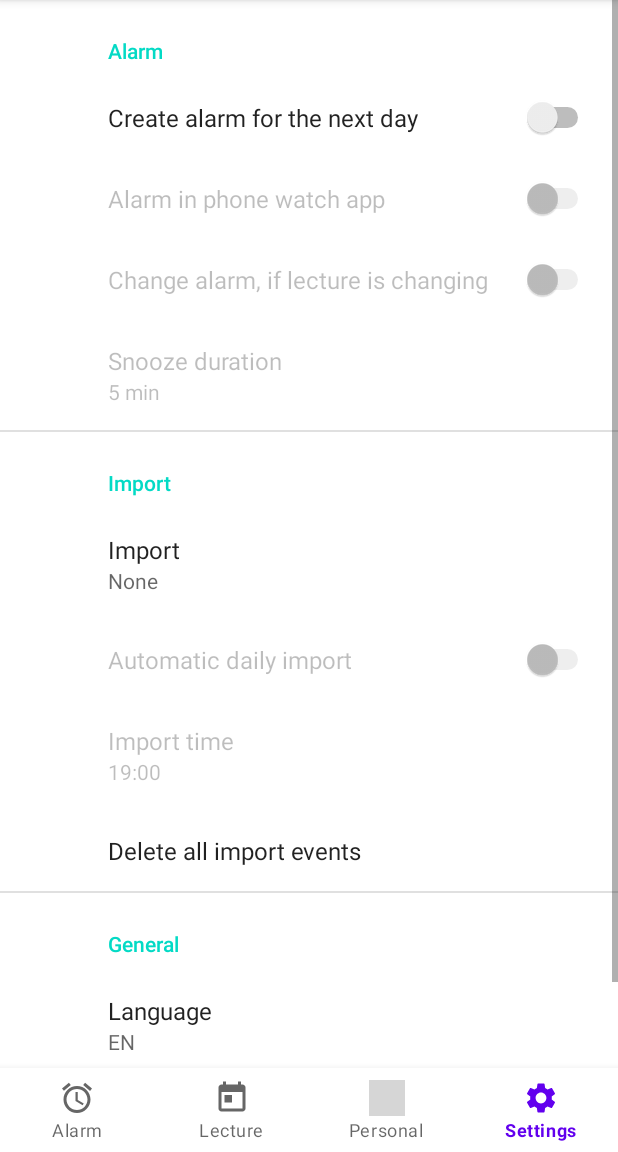
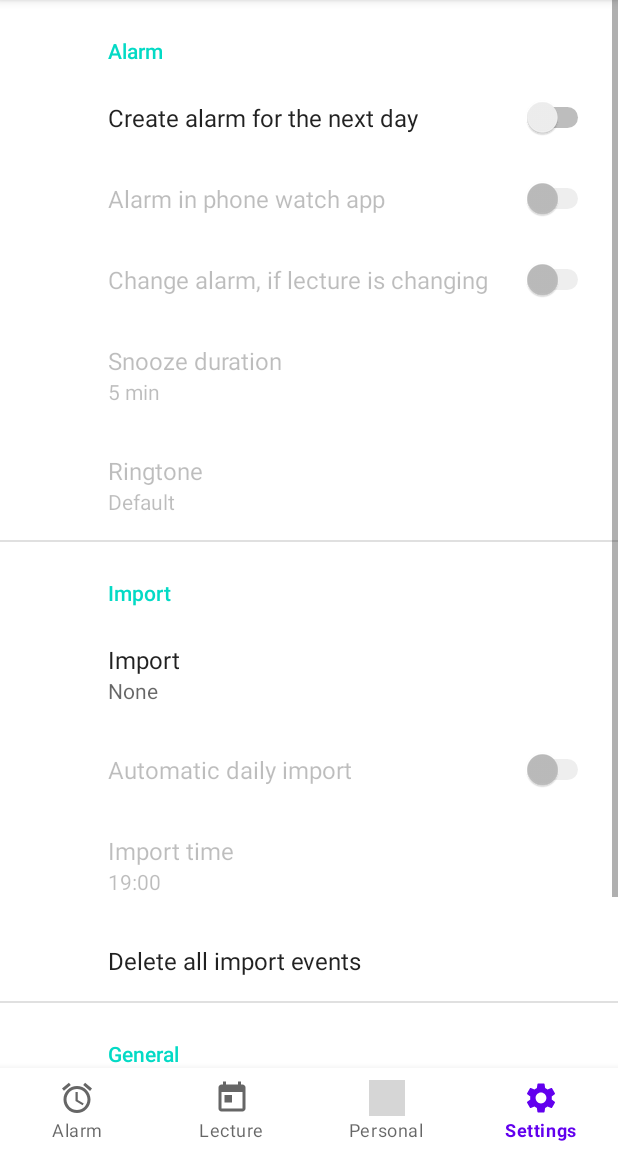
Before and after one commit to Gnuhry/student-alarm, an Android app: the screen it shows after launch (MainActivity), item 4 of the bottom bar chosen, on a phone screen of 412 x 824 dp, the part 84-1236 px from its top. Run offline under Robolectric (Android 15) with nearby library versions, the phone set to English and light mode, and no system bars; our stand-ins replace androidx.preference; grey boxes are pictures that could not be loaded.

Commit message:
[#30] Add ringtone settings and code cleaning

```diff
--- a/app/src/main/java/com/example/studentalarm/AlarmManager.java
+++ b/app/src/main/java/com/example/studentalarm/AlarmManager.java
@@ -42,7 +42,8 @@ public class AlarmManager {
 
     /**
      * Set the alarm at date
-     * @param date date where the alarm should trigger
+     *
+     * @param date    date where the alarm should trigger
      * @param context context of the application
      */
     private static void SetAlarm(Date date, Context context) {
--- a/app/src/main/java/com/example/studentalarm/Fragments/AlarmFragment.java
+++ b/app/src/main/java/com/example/studentalarm/Fragments/AlarmFragment.java
@@ -38,11 +38,11 @@ public class AlarmFragment extends Fragment {
                              Bundle savedInstanceState) {
         View view = inflater.inflate(R.layout.fragment_alarm, container, false);
         if (getContext() == null) return view;
-        if(!NotificationManagerCompat.from(getContext()).areNotificationsEnabled()){
+        if (!NotificationManagerCompat.from(getContext()).areNotificationsEnabled()) {
             new MaterialAlertDialogBuilder(getContext())
                     .setTitle(R.string.notification_permission_missing)
                     .setMessage(R.string.notification_permission_are_missing_without_them_the_alarm_will_not_work_properly)
-                    .setPositiveButton(R.string.ok,null)
+                    .setPositiveButton(R.string.ok, null)
                     .setCancelable(true)
                     .show();
         }
--- a/app/src/main/java/com/example/studentalarm/Fragments/LectureFragment.java
+++ b/app/src/main/java/com/example/studentalarm/Fragments/LectureFragment.java
@@ -35,7 +35,7 @@ public class LectureFragment extends Fragment {
         weekview.setTimeFormatter(hour -> {
             if (hour < 10)
                 return "0" + hour + " h";
-            return "" + hour + " h";
+            return hour + " h";
         });
         weekview.setDateFormatter(date -> new SimpleDateFormat("EEE dd.MM", getResources().getConfiguration().locale).format(date.getTime()));
         if (getContext() != null)
@@ -57,8 +57,8 @@ public class LectureFragment extends Fragment {
         @Override
         public void onEventClick(Lecture_Schedule.Lecture data) {
             super.onEventClick(data);
-            if(getActivity()!=null)
-            new EventDialogFragment(data).show(getActivity().getSupportFragmentManager(), "dialog");
+            if (getActivity() != null)
+                new EventDialogFragment(data).show(getActivity().getSupportFragmentManager(), "dialog");
         }
 
     }
--- a/app/src/main/java/com/example/studentalarm/Fragments/SettingsFragment.java
+++ b/app/src/main/java/com/example/studentalarm/Fragments/SettingsFragment.java
@@ -34,12 +34,12 @@ public class SettingsFragment extends PreferenceFragmentCompat {
     SwitchPreference alarm_on, alarm_phone, alarm_change, auto_import;
     Preference import_, import_delete_all, reset;
     EditTextPreference snooze, import_time;
-    ListPreference language;
+    ListPreference language, ringtone;
 
     @Override
     public void onCreatePreferences(Bundle savedInstanceState, String rootKey) {
         setPreferencesFromResource(R.xml.root_preferences, rootKey);
-        boolean bool = getPreferenceManager().getSharedPreferences().getBoolean(PreferenceKeys.ALARM_ON, false);
+        boolean bool = getPreferenceManager().getSharedPreferences().getBoolean(PreferenceKeys.ALARM_ON, false), bool2 = bool && !getPreferenceManager().getSharedPreferences().getBoolean(PreferenceKeys.ALARM_PHONE, false);
 
         //---------------Init----------------------------------
         alarm_on = findPreference(PreferenceKeys.ALARM_ON);
@@ -52,27 +52,38 @@ public class SettingsFragment extends PreferenceFragmentCompat {
         import_time = findPreference(PreferenceKeys.IMPORT_TIME);
         language = findPreference(PreferenceKeys.LANGUAGE);
         reset = findPreference("RESET");
+        ringtone = findPreference(PreferenceKeys.RINGTONE);
 
-        if (alarm_on == null || alarm_phone == null || alarm_change == null || auto_import == null || import_ == null || import_delete_all == null || snooze == null || import_time == null || reset == null)
+        if (alarm_on == null || alarm_phone == null || alarm_change == null || auto_import == null || import_ == null || import_delete_all == null || snooze == null || import_time == null || reset == null || ringtone == null)
             return;
 
         alarm_on.setOnPreferenceChangeListener((preference, newValue) -> {
-            alarm_phone.setEnabled((Boolean) newValue);
-            alarm_change.setEnabled((Boolean) newValue);
-            snooze.setEnabled((Boolean) newValue);
-            getPreferenceManager().getSharedPreferences().edit().putBoolean(PreferenceKeys.ALARM_ON, (Boolean) newValue).apply();
+
             if ((Boolean) newValue) {
                 if (getContext() != null && Lecture_Schedule.Load(getContext()).getAllLecture().size() == 0) {
                     Toast.makeText(getContext(), R.string.missing_events, Toast.LENGTH_SHORT).show();
                     return false;
                 }
+                getPreferenceManager().getSharedPreferences().edit().putBoolean(PreferenceKeys.ALARM_ON, (Boolean) newValue).apply();
                 AlarmManager.SetNextAlarm(getContext());
-            } else AlarmManager.CancelNextAlarm(getContext());
+            } else {
+                getPreferenceManager().getSharedPreferences().edit().putBoolean(PreferenceKeys.ALARM_ON, (Boolean) newValue).apply();
+                AlarmManager.CancelNextAlarm(getContext());
+            }
+            boolean bool3 = (Boolean) newValue;
+            alarm_phone.setEnabled(bool3);
+            bool3 &= !getPreferenceManager().getSharedPreferences().getBoolean(PreferenceKeys.ALARM_PHONE, false);
+            alarm_change.setEnabled(bool3);
+            snooze.setEnabled(bool3);
+            ringtone.setEnabled(bool3);
             return true;
         });
 
         alarm_phone.setEnabled(bool);
         alarm_phone.setOnPreferenceChangeListener((preference, newValue) -> {
+            alarm_change.setEnabled(!(Boolean) newValue);
+            snooze.setEnabled(!(Boolean) newValue);
+            ringtone.setEnabled(!(Boolean) newValue);
             if (getContext() == null) return false;
             if ((Boolean) newValue)
                 new MaterialAlertDialogBuilder(getContext())
@@ -93,12 +104,13 @@ public class SettingsFragment extends PreferenceFragmentCompat {
             }
             return false;
         });
-        alarm_change.setEnabled(bool);
+        alarm_change.setEnabled(bool2);
 
-        snooze.setEnabled(bool);
+        snooze.setEnabled(bool2);
         snooze.setOnBindEditTextListener(editText -> editText.setInputType(InputType.TYPE_CLASS_NUMBER));
-        snooze.setSummaryProvider(preference -> getString(R.string._min, preference.getSharedPreferences().getString(PreferenceKeys.SNOOZE, "5")));
+        snooze.setSummaryProvider(preference -> getString(R.string._min, preference.getSharedPreferences().getString(PreferenceKeys.SNOOZE, PreferenceKeys.DEFAULT_SNOOZE)));
 
+        ringtone.setEnabled(bool2);
 
         import_.setSummaryProvider(preference -> {
             SharedPreferences preferences = getPreferenceManager().getSharedPreferences();
@@ -127,7 +139,7 @@ public class SettingsFragment extends PreferenceFragmentCompat {
         });
 
         import_time.setEnabled(getPreferenceManager().getSharedPreferences().getBoolean(PreferenceKeys.AUTO_IMPORT, false));
-        import_time.setSummaryProvider(preference -> getString(R.string._time, preference.getSharedPreferences().getString(PreferenceKeys.IMPORT_TIME, "19:00")));
+        import_time.setSummaryProvider(preference -> getString(R.string._time, preference.getSharedPreferences().getString(PreferenceKeys.IMPORT_TIME, PreferenceKeys.DEFAULT_IMPORT_TIME)));
         import_time.setOnBindEditTextListener(editText -> {
             editText.setInputType(InputType.TYPE_CLASS_DATETIME);
             editText.setHint(R.string.hh_mm);
@@ -163,18 +175,7 @@ public class SettingsFragment extends PreferenceFragmentCompat {
         });
 
         language.setOnPreferenceChangeListener((preference, newValue) -> {
-            Resources resources = getResources();
-            DisplayMetrics dm = resources.getDisplayMetrics();
-            Configuration config = resources.getConfiguration();
-            if (Build.VERSION.SDK_INT >= Build.VERSION_CODES.JELLY_BEAN_MR1) {
-                config.setLocale(new Locale(((String) newValue).toLowerCase()));
-            } else {
-                config.locale = new Locale(((String) newValue).toLowerCase());
-            }
-            resources.updateConfiguration(config, dm);
-            MainActivity.bottomNav.getMenu().clear();
-            MainActivity.bottomNav.inflateMenu(R.menu.bottom_nav_menu);
-            MainActivity.bottomNav.setSelectedItemId(R.id.setting);
+            ChangeLanguage((String) newValue);
             return true;
         });
 
@@ -184,8 +185,10 @@ public class SettingsFragment extends PreferenceFragmentCompat {
                     .setTitle(R.string.reset)
                     .setMessage(R.string.do_you_want_to_reset_this_application)
                     .setPositiveButton(R.string.yes, (dialogInterface, i) -> {
-                        PreferenceManager.getDefaultSharedPreferences(getContext()).edit().clear().apply();
+                        PreferenceKeys.Reset(getContext());
                         removeImportLecture();
+                        if (!PreferenceManager.getDefaultSharedPreferences(getContext()).getString(PreferenceKeys.LANGUAGE, PreferenceKeys.DEFAULT_LANGUAGE).equals(PreferenceKeys.DEFAULT_LANGUAGE))
+                            ChangeLanguage(PreferenceKeys.DEFAULT_LANGUAGE);
                         Reload();
                     })
                     .setNegativeButton(R.string.no, null)
@@ -195,6 +198,29 @@ public class SettingsFragment extends PreferenceFragmentCompat {
         });
     }
 
+    /**
+     * change the application language
+     *
+     * @param newValue new language code
+     */
+    private void ChangeLanguage(String newValue) {
+        Resources resources = getResources();
+        DisplayMetrics dm = resources.getDisplayMetrics();
+        Configuration config = resources.getConfiguration();
+        if (Build.VERSION.SDK_INT >= Build.VERSION_CODES.JELLY_BEAN_MR1) {
+            config.setLocale(new Locale(newValue.toLowerCase()));
+        } else {
+            config.locale = new Locale(newValue.toLowerCase());
+        }
+        resources.updateConfiguration(config, dm);
+        MainActivity.bottomNav.getMenu().clear();
+        MainActivity.bottomNav.inflateMenu(R.menu.bottom_nav_menu);
+        MainActivity.bottomNav.setSelectedItemId(R.id.setting);
+    }
+
+    /**
+     * remove all import lecture events
+     */
     private void removeImportLecture() {
         if (getContext() == null) return;
         Lecture_Schedule l = Lecture_Schedule.Load(getContext());
--- a/app/src/main/java/com/example/studentalarm/Import/ICS.java
+++ b/app/src/main/java/com/example/studentalarm/Import/ICS.java
@@ -185,7 +185,7 @@ public class ICS {
      * intern class to represent the timezone information
      */
     public static class vTimezone {
-        public  vTimezone(String[] strings) {
+        public vTimezone(String[] strings) {
 
         }
     }
--- a/app/src/main/java/com/example/studentalarm/Import/Import.java
+++ b/app/src/main/java/com/example/studentalarm/Import/Import.java
@@ -24,7 +24,7 @@ public class Import {
     public static void SetTimer(Context context) {
         Calendar calendar = Calendar.getInstance();
         calendar.setTimeInMillis(System.currentTimeMillis());
-        String[] time = PreferenceManager.getDefaultSharedPreferences(context).getString(PreferenceKeys.IMPORT_TIME, "19:00").split(":");
+        String[] time = PreferenceManager.getDefaultSharedPreferences(context).getString(PreferenceKeys.IMPORT_TIME, PreferenceKeys.DEFAULT_IMPORT_TIME).split(":");
         calendar.set(Calendar.HOUR_OF_DAY, Integer.parseInt(time[0]));
         calendar.set(Calendar.MINUTE, Integer.parseInt(time[1]));
 
--- a/app/src/main/java/com/example/studentalarm/Import/Lecture_Schedule.java
+++ b/app/src/main/java/com/example/studentalarm/Import/Lecture_Schedule.java
@@ -78,6 +78,7 @@ public class Lecture_Schedule implements Serializable {
 
     /**
      * get the first lecture at day of date
+     *
      * @param date day, where the lecture take place
      * @return first lecture of the day
      */
@@ -97,6 +98,7 @@ public class Lecture_Schedule implements Serializable {
 
     /**
      * get the next lecture after date
+     *
      * @param date date before the next lecture
      * @return next lecture
      */
@@ -214,7 +216,8 @@ public class Lecture_Schedule implements Serializable {
             WeekViewEvent.Style.Builder builder = new WeekViewEvent.Style.Builder();
             builder.setBackgroundColor(color);
 
-            if (start == null || end == null || name == null) return new WeekViewEvent.Builder<Lecture>().build();
+            if (start == null || end == null || name == null)
+                return new WeekViewEvent.Builder<Lecture>().build();
             Calendar startCal = new GregorianCalendar();
             startCal.setTime(this.start);
 
--- a/app/src/main/java/com/example/studentalarm/MainActivity.java
+++ b/app/src/main/java/com/example/studentalarm/MainActivity.java
@@ -35,10 +35,10 @@ public class MainActivity extends AppCompatActivity {
         this.registerReceiver(new NetworkReceiver(), new IntentFilter("android.net.wifi.WIFI_STATE_CHANGED"));
 
         bottomNav = findViewById(R.id.bottomNav);
-        String s = PreferenceManager.getDefaultSharedPreferences(this).getString(PreferenceKeys.LANGUAGE, null);
-        if (s == null)
-            PreferenceManager.getDefaultSharedPreferences(this).edit().putString(PreferenceKeys.LANGUAGE, "EN").apply();
-        else if (!s.equals("EN")) {
+
+        PreferenceKeys.Default(this);
+        String s = PreferenceManager.getDefaultSharedPreferences(this).getString(PreferenceKeys.LANGUAGE, PreferenceKeys.DEFAULT_LANGUAGE);
+        if (!s.equals(PreferenceKeys.DEFAULT_LANGUAGE)) {
             Resources resources = getResources();
             DisplayMetrics dm = resources.getDisplayMetrics();
             Configuration config = resources.getConfiguration();
@@ -51,6 +51,8 @@ public class MainActivity extends AppCompatActivity {
             bottomNav.getMenu().clear();
             bottomNav.inflateMenu(R.menu.bottom_nav_menu);
         }
+
+
         openFragment(new AlarmFragment());
 
         bottomNav.setOnNavigationItemSelectedListener(item -> {
@@ -88,6 +90,7 @@ public class MainActivity extends AppCompatActivity {
 
     /**
      * open a fragment
+     *
      * @param fragment the fragment to open
      */
     public void openFragment(Fragment fragment) {
--- a/app/src/main/java/com/example/studentalarm/PreferenceKeys.java
+++ b/app/src/main/java/com/example/studentalarm/PreferenceKeys.java
@@ -1,18 +1,46 @@
 package com.example.studentalarm;
 
+import android.content.Context;
+import android.content.SharedPreferences;
+
+import androidx.preference.PreferenceManager;
+
 public class PreferenceKeys {
-    public static final String MODE="Mode";
-    public static final String LINK="Link";
-    public static final String BEFORE="BEFORE";
-    public static final String WAY="WAY";
-    public static final String AFTER="AFTER";
-    public static final String ALARM_ON="ALARM_ON";
-    public static final String ALARM_PHONE="ALARM_PHONE";
-    public static final String ALARM_CHANGE="ALARM_CHANGE";
-    public static final String AUTO_IMPORT="AUTO_IMPORT";
-    public static final String ALARM_TIME="ALARM_TIME";
-    public static final String SNOOZE="SNOOZE";
-    public static final String IMPORT_DELETE_ALL="IMPORT_DELETE_ALL";
-    public static final String IMPORT_TIME="IMPORT_TIME";
-    public static final String LANGUAGE="LANGUAGE";
+    public static final String MODE = "Mode";
+    public static final String LINK = "Link";
+    public static final String BEFORE = "BEFORE";
+    public static final String WAY = "WAY";
+    public static final String AFTER = "AFTER";
+    public static final String ALARM_ON = "ALARM_ON";
+    public static final String ALARM_PHONE = "ALARM_PHONE";
+    public static final String ALARM_CHANGE = "ALARM_CHANGE";
+    public static final String AUTO_IMPORT = "AUTO_IMPORT";
+    public static final String ALARM_TIME = "ALARM_TIME";
+    public static final String SNOOZE = "SNOOZE";
+    public static final String IMPORT_DELETE_ALL = "IMPORT_DELETE_ALL";
+    public static final String IMPORT_TIME = "IMPORT_TIME";
+    public static final String LANGUAGE = "LANGUAGE";
+    public static final String RINGTONE = "RINGTONE";
+
+    public static final String DEFAULT_RINGTONE = "Default";
+    public static final String DEFAULT_LANGUAGE = "EN";
+    public static final String DEFAULT_SNOOZE = "5";
+    public static final String DEFAULT_IMPORT_TIME = "19:00";
+
+    public static void Reset(Context context) {
+        PreferenceManager.getDefaultSharedPreferences(context).edit().clear().apply();
+        Default(context);
+    }
+
+    public static void Default(Context context) {
+        SharedPreferences preferences = PreferenceManager.getDefaultSharedPreferences(context);
+        if (preferences.getString(PreferenceKeys.RINGTONE, null) == null)
+            preferences.edit().putString(PreferenceKeys.RINGTONE, DEFAULT_RINGTONE).apply();
+        if (preferences.getString(PreferenceKeys.LANGUAGE, null) == null)
+            preferences.edit().putString(PreferenceKeys.LANGUAGE, DEFAULT_LANGUAGE).apply();
+        if (preferences.getString(PreferenceKeys.SNOOZE, null) == null)
+            preferences.edit().putString(PreferenceKeys.SNOOZE, DEFAULT_SNOOZE).apply();
+        if (preferences.getString(PreferenceKeys.IMPORT_TIME, null) == null)
+            preferences.edit().putString(PreferenceKeys.IMPORT_TIME, DEFAULT_IMPORT_TIME).apply();
+    }
 }
--- a/app/src/main/java/com/example/studentalarm/Receiver/AlarmOffReceiver.java
+++ b/app/src/main/java/com/example/studentalarm/Receiver/AlarmOffReceiver.java
@@ -4,7 +4,6 @@ import android.content.BroadcastReceiver;
 import android.content.Context;
 import android.content.Intent;
 import android.util.Log;
-import android.widget.Toast;
 
 import com.example.studentalarm.AlarmManager;
 
@@ -13,10 +12,10 @@ import androidx.core.app.NotificationManagerCompat;
 public class AlarmOffReceiver extends BroadcastReceiver {
     @Override
     public void onReceive(Context context, Intent intent) {
-        Log.d("ALARM","OFF");
+        Log.d("ALARM", "OFF");
         AlarmManager.SetNextAlarm(context);
         NotificationManagerCompat.from(context).cancel(AlarmReceiver.NOTIFICATION_ID);
-        if(AlarmReceiver.mp!=null){
+        if (AlarmReceiver.mp != null) {
             AlarmReceiver.mp.stop();
             AlarmReceiver.mp.release();
         }
--- a/app/src/main/java/com/example/studentalarm/Receiver/BootReceiver.java
+++ b/app/src/main/java/com/example/studentalarm/Receiver/BootReceiver.java
@@ -19,8 +19,8 @@ public class BootReceiver extends BroadcastReceiver {
     @Override
     public void onReceive(Context context, Intent intent) {
         if (intent.getAction().equals("android.intent.action.BOOT_COMPLETED")) {
-            SharedPreferences preferences= PreferenceManager.getDefaultSharedPreferences(context);
-            if(preferences.getBoolean(PreferenceKeys.AUTO_IMPORT,false))
+            SharedPreferences preferences = PreferenceManager.getDefaultSharedPreferences(context);
+            if (preferences.getBoolean(PreferenceKeys.AUTO_IMPORT, false))
                 Import.SetTimer(context);
             AlarmManager.SetNextAlarm(context);
         }
--- a/app/src/main/java/com/example/studentalarm/Receiver/SnoozeReceiver.java
+++ b/app/src/main/java/com/example/studentalarm/Receiver/SnoozeReceiver.java
@@ -18,7 +18,7 @@ public class SnoozeReceiver extends BroadcastReceiver {
     public void onReceive(Context context, Intent intent) {
         Log.d("ALARM", "Snooze");
         Calendar calendar = Calendar.getInstance();
-        calendar.add(Calendar.MINUTE, Integer.parseInt(PreferenceManager.getDefaultSharedPreferences(context).getString(PreferenceKeys.SNOOZE, "5")));
+        calendar.add(Calendar.MINUTE, Integer.parseInt(PreferenceManager.getDefaultSharedPreferences(context).getString(PreferenceKeys.SNOOZE, PreferenceKeys.DEFAULT_SNOOZE)));
         Alarm.setAlarm(calendar, context);
         NotificationManagerCompat.from(context).cancel(AlarmReceiver.NOTIFICATION_ID);
         if (AlarmReceiver.mp != null) {
--- /dev/null
+++ b/app/src/main/res/values/ringtones.xml
@@ -0,0 +1,7 @@
+<?xml version="1.0" encoding="utf-8"?>
+<resources>
+    <string-array name="ringtone">
+        <item>Default</item>
+        <item>didudeldudu</item>
+    </string-array>
+</resources>
--- a/app/src/main/res/values/strings.xml
+++ b/app/src/main/res/values/strings.xml
@@ -39,13 +39,17 @@
     <string name="yes">YES</string>
     <string name="no">NO</string>
     <string name="missing_events">Missing events</string>
+    <string name="ringtone">Ringtone</string>
 
     <!--Alarm-->
     <string name="next_alarm_in">Next alarm in</string>
     <string name="time">%d h - %d min</string>
     <string name="zero_time">00 h - 00 min</string>
-    <string name="no_alarm_set">No alarm set or alarm in phonewatch app</string>
+    <string name="no_alarm_set">No alarm set or alarm in phone watch app</string>
     <string name="alarm_at">Alarm at: %1$s</string>
+    <string name="snooze">Snooze</string>
+    <string name="alarm_off">Alarm Off</string>
+    <string name="alarm_is_set">Alarm is set</string>
 
     <!--Notification permission-->
     <string name="notification_permission_missing">Notification permission missing</string>
@@ -64,4 +68,5 @@
     <string name="ok">OK</string>
     <string name="number">number</string>
 
+
 </resources>
--- a/app/src/main/res/xml/root_preferences.xml
+++ b/app/src/main/res/xml/root_preferences.xml
@@ -22,6 +22,12 @@
             android:selectAllOnFocus="true"
             android:singleLine="true"
             android:title="@string/snooze_duration" />
+        <ListPreference
+            android:entries="@array/ringtone"
+            android:entryValues="@array/ringtone"
+            android:key="RINGTONE"
+            android:title="@string/ringtone"
+            app:useSimpleSummaryProvider="true" />
     </PreferenceCategory>
 
     <PreferenceCategory app:title="Import">
```
Also changed, not shown: app/src/main/java/com/example/studentalarm/Alarm.java (+4 -4 lines), app/src/main/java/com/example/studentalarm/Fragments/EventDialogFragment.java (+6 -6 lines), app/src/main/java/com/example/studentalarm/Receiver/AlarmReceiver.java (+33 -7 lines), 1 other file.
